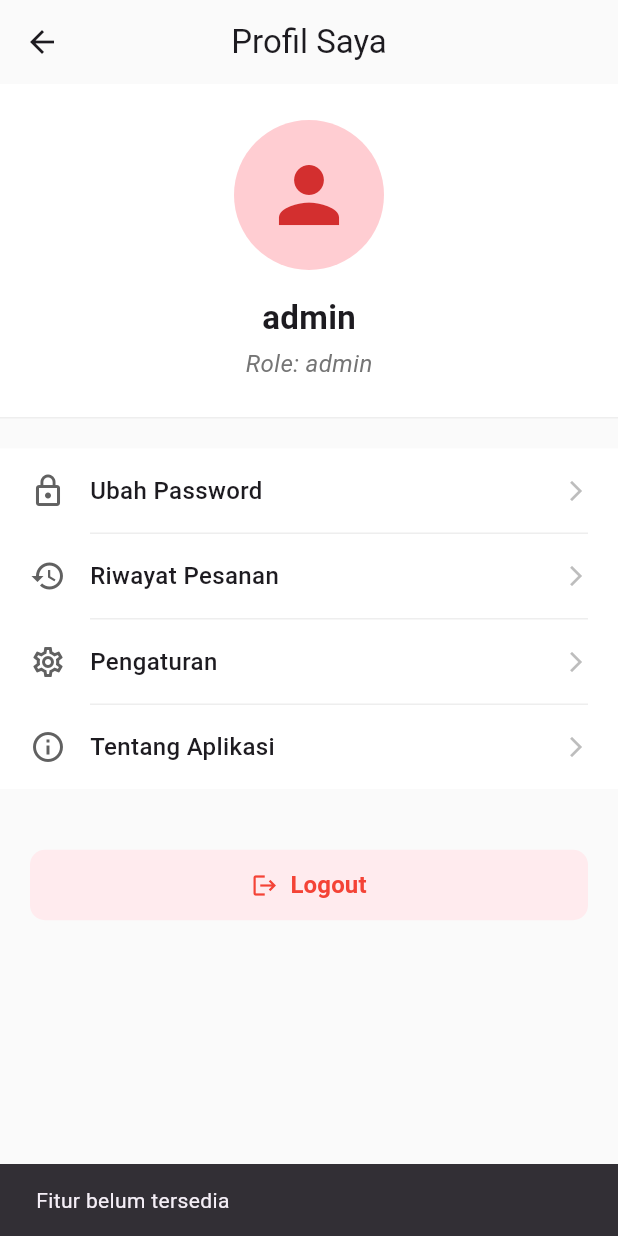
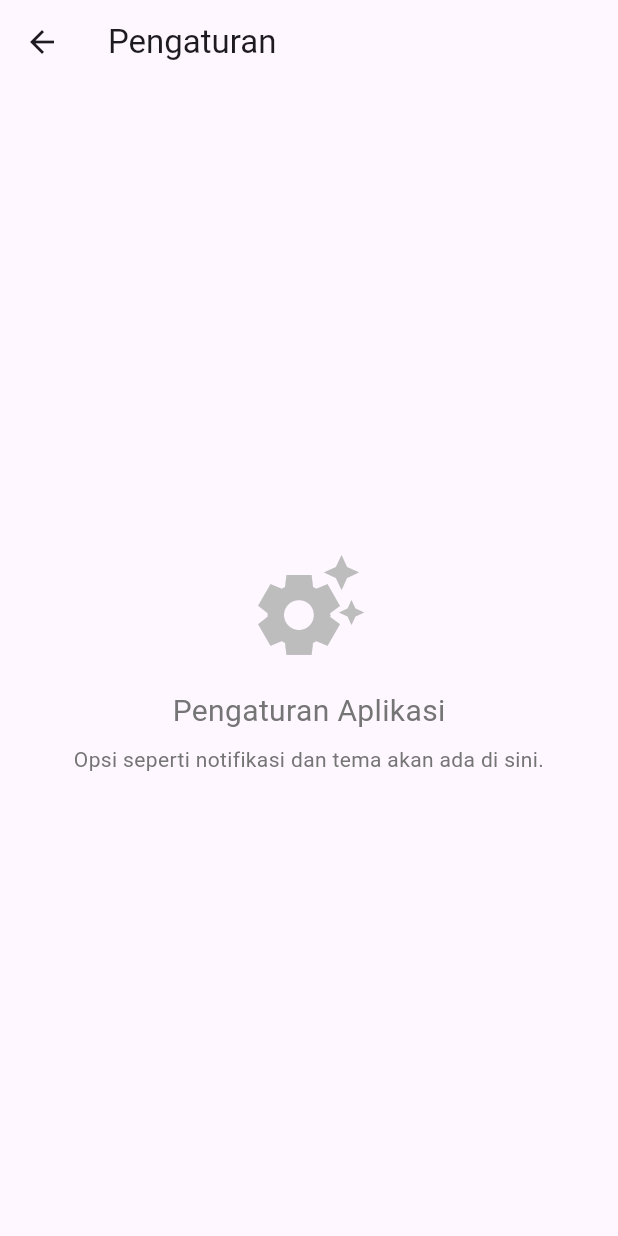
Before and after one commit to xebec51/KanHas, a Flutter app: the ProfilePage screen opened directly with sample values from the repository, after a tap on "Pengaturan", on a phone screen of 412 x 824 dp. Run offline on Flutter 3.47's test engine with Material 3 defaults, Android fonts, the phone set to English and light mode, and no system bars; our stand-ins replace image_picker.

Commit message:
feat(profile): Add placeholder SettingsPage
Creates a new placeholder screen for app settings and wires it up to the profile menu.

```diff
--- a/lib/screens/profile_page.dart
+++ b/lib/screens/profile_page.dart
@@ -2,11 +2,11 @@ import 'package:flutter/material.dart';
 import 'package:kanhas/models/user_model.dart';
 import 'package:kanhas/screens/login_page.dart';
 import 'package:kanhas/screens/edit_profile_page.dart';
+import 'package:kanhas/screens/order_history_page.dart';
 // --- TAMBAHKAN IMPOR INI ---
-import 'package:kanhas/screens/order_history_page.dart';
+import 'package:kanhas/screens/settings_page.dart';
 
 class ProfilePage extends StatelessWidget {
-  // ... (kode User tidak berubah) ...
   final User user;
   const ProfilePage({super.key, required this.user});
 
@@ -75,7 +75,6 @@ class ProfilePage extends StatelessWidget {
     );
   }
 
-
   Widget _buildProfileMenu(BuildContext context) {
     return Container(
       color: Colors.white,
@@ -97,23 +96,26 @@ class ProfilePage extends StatelessWidget {
             icon: Icons.history,
             title: 'Riwayat Pesanan',
             onTap: () {
-              // --- UBAH LOGIKA INI ---
               Navigator.push(
                 context,
                 MaterialPageRoute(
                   builder: (context) => const OrderHistoryPage(),
                 ),
               );
-              // -----------------------
             },
           ),
           _buildMenuTile(
             icon: Icons.settings_outlined,
             title: 'Pengaturan',
             onTap: () {
-              ScaffoldMessenger.of(context).showSnackBar(
-                const SnackBar(content: Text('Fitur belum tersedia')),
+              // --- UBAH LOGIKA INI ---
+              Navigator.push(
+                context,
+                MaterialPageRoute(
+                  builder: (context) => const SettingsPage(),
+                ),
               );
+              // -----------------------
             },
           ),
           _buildMenuTile(
--- /dev/null
+++ b/lib/screens/settings_page.dart
@@ -0,0 +1,33 @@
+import 'package:flutter/material.dart';
+
+class SettingsPage extends StatelessWidget {
+  const SettingsPage({super.key});
+
+  @override
+  Widget build(BuildContext context) {
+    return Scaffold(
+      appBar: AppBar(
+        title: const Text('Pengaturan'),
+      ),
+      body: Center(
+        child: Column(
+          mainAxisAlignment: MainAxisAlignment.center,
+          children: [
+            Icon(Icons.settings_suggest, size: 80, color: Colors.grey[400]),
+            const SizedBox(height: 16),
+            Text(
+              'Pengaturan Aplikasi',
+              style: TextStyle(fontSize: 20, color: Colors.grey[600]),
+            ),
+            const SizedBox(height: 8),
+            Text(
+              'Opsi seperti notifikasi dan tema akan ada di sini.',
+              style: TextStyle(color: Colors.grey[600]),
+              textAlign: TextAlign.center,
+            ),
+          ],
+        ),
+      ),
+    );
+  }
+}
```
